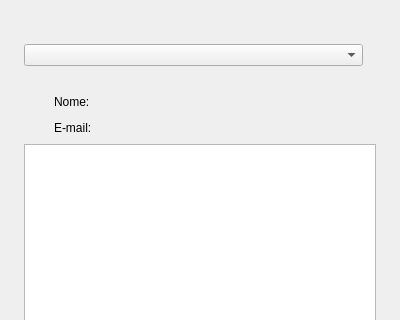
This is Controle_UsoDeEquipamento/GUI/telaHistDeUso.ui in gpenello/ControleDeUso as Qt 5 draws it before an edit; both pictures show x 0 to 400 and y 0 to 320 of the 400 by 600 pixel window. The edited form follows.
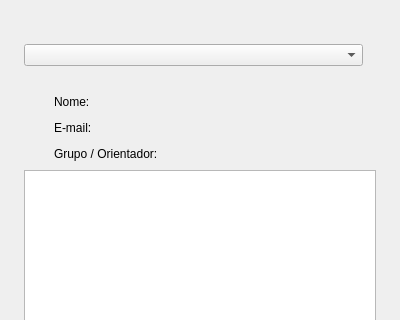
This is the edited form.

Commit message: Corrigindo erros na adição de grupo de pesquisa

The edit to the form file:
```diff
--- a/Controle_UsoDeEquipamento/GUI/telaHistDeUso.ui
+++ b/Controle_UsoDeEquipamento/GUI/telaHistDeUso.ui
@@ -270,6 +270,59 @@
         </item>
        </layout>
       </item>
+      <item>
+       <layout class="QHBoxLayout" name="horizontalLayout_6">
+        <item>
+         <spacer name="horizontalSpacer_14">
+          <property name="orientation">
+           <enum>Qt::Horizontal</enum>
+          </property>
+          <property name="sizeType">
+           <enum>QSizePolicy::Fixed</enum>
+          </property>
+          <property name="sizeHint" stdset="0">
+           <size>
+            <width>30</width>
+            <height>20</height>
+           </size>
+          </property>
+         </spacer>
+        </item>
+        <item>
+         <widget class="QLabel" name="label_6">
+          <property name="sizePolicy">
+           <sizepolicy hsizetype="Fixed" vsizetype="Preferred">
+            <horstretch>0</horstretch>
+            <verstretch>0</verstretch>
+           </sizepolicy>
+          </property>
+          <property name="text">
+           <string>Grupo / Orientador:       </string>
+          </property>
+         </widget>
+        </item>
+        <item>
+         <widget class="QLabel" name="lbl_grupo">
+          <property name="text">
+           <string/>
+          </property>
+         </widget>
+        </item>
+        <item>
+         <spacer name="horizontalSpacer_15">
+          <property name="orientation">
+           <enum>Qt::Horizontal</enum>
+          </property>
+          <property name="sizeHint" stdset="0">
+           <size>
+            <width>40</width>
+            <height>20</height>
+           </size>
+          </property>
+         </spacer>
+        </item>
+       </layout>
+      </item>
       <item>
        <widget class="QTextEdit" name="txt_uso">
         <property name="enabled">
```
Left out of the diff: 2 changed lines with no effect on the pictures. The commit also changes 3 other files.
